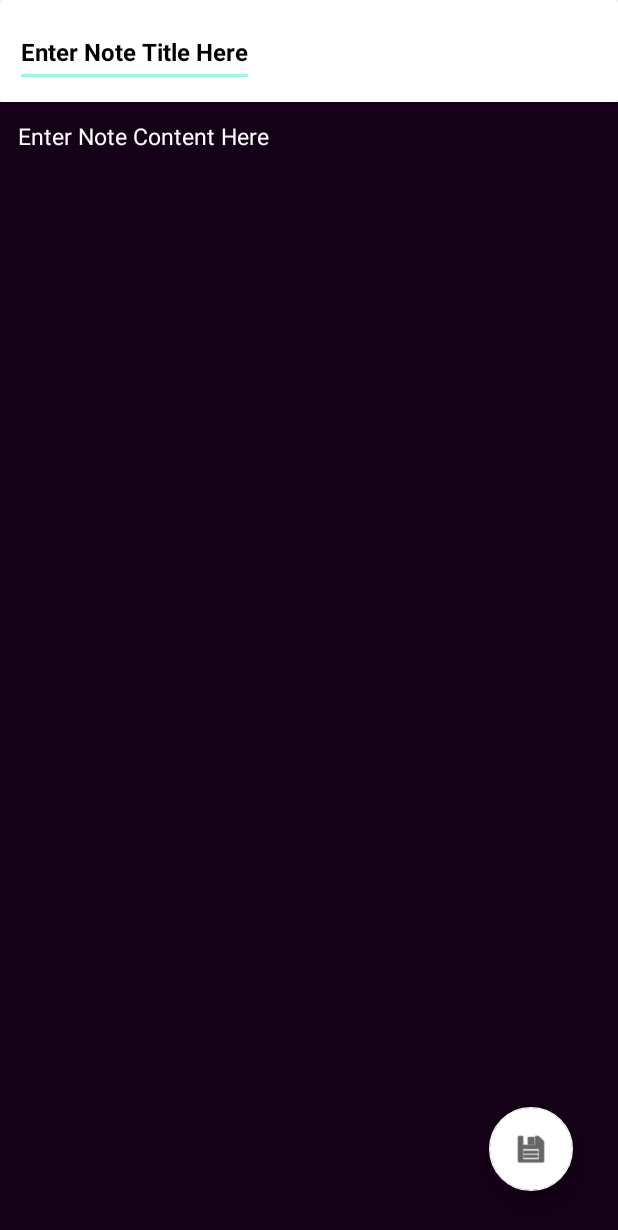
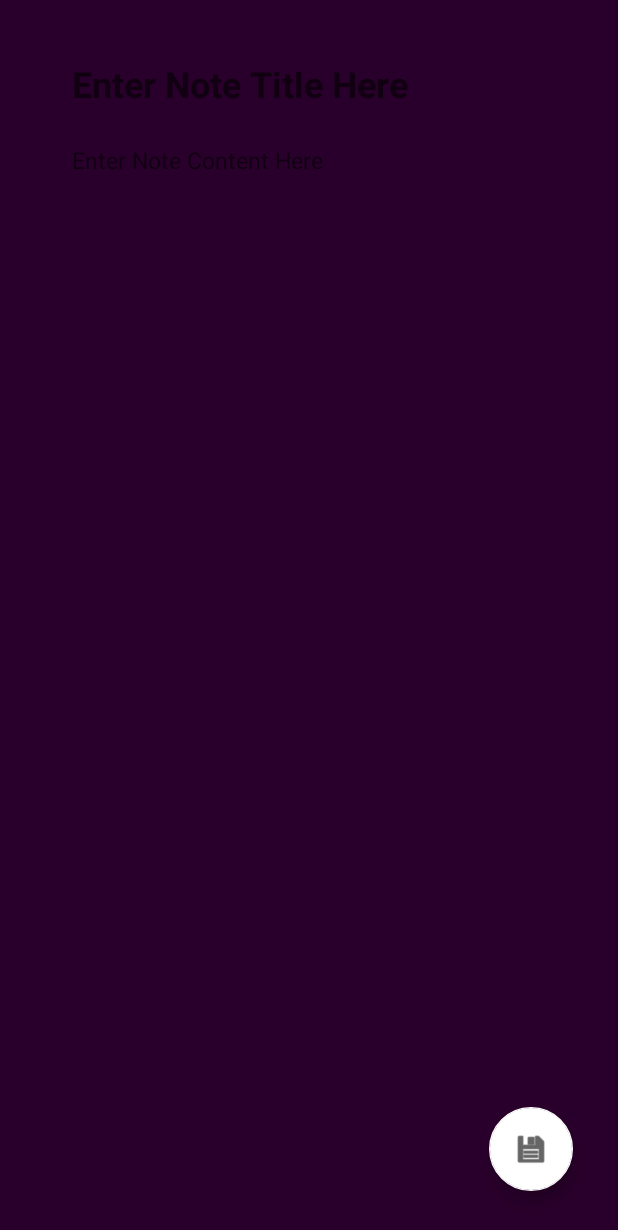
Before and after one commit to kchristian03/VPFinalProject, an Android app: the NoteFragment screen opened through its navigation route, after a tap on an icon or button, on a phone screen of 412 x 824 dp. Shown: the top 1230 px of the screen. Run offline under Robolectric (Android 15) with nearby library versions, the phone set to English and light mode, and no system bars; our stand-ins replace navigation-ui.

Commit message:
update note

```diff
--- a/app/src/main/java/com/uc/vpfinalproject/helper/GlobalVar.kt
+++ b/app/src/main/java/com/uc/vpfinalproject/helper/GlobalVar.kt
@@ -1,6 +1,12 @@
 package com.uc.vpfinalproject.helper
 
+import androidx.lifecycle.ViewModelProvider.NewInstanceFactory.Companion.instance
 import com.uc.vpfinalproject.model.Note
+import com.uc.vpfinalproject.model.auth.DataUserResponse
+import com.uc.vpfinalproject.model.note.Data
+import com.uc.vpfinalproject.model.note.DataNote
+import com.uc.vpfinalproject.model.note.GetNoteResponse
+import com.uc.vpfinalproject.view.MainActivity
 import java.util.*
 import kotlin.collections.ArrayList
 
@@ -12,6 +18,9 @@ class GlobalVar {
         var listLogs = ArrayList<Note>()
         var currrentUserStreak = 0
         var lastIncrementDate: String? = null
+
+        var userData: DataUserResponse? = null
+        var listNote = ArrayList<Data>()
     }
 
 }
--- a/app/src/main/java/com/uc/vpfinalproject/view/MainActivity.kt
+++ b/app/src/main/java/com/uc/vpfinalproject/view/MainActivity.kt
@@ -6,6 +6,7 @@ import android.widget.Toast
 import androidx.activity.viewModels
 import androidx.appcompat.app.AppCompatActivity
 import com.uc.vpfinalproject.R
+import com.uc.vpfinalproject.helper.SessionManager
 import com.uc.vpfinalproject.model.BaseResponse
 import com.uc.vpfinalproject.model.auth.DataPingResponse
 import com.uc.vpfinalproject.view.auth.LoginActivity
@@ -40,6 +41,8 @@ class MainActivity : AppCompatActivity() {
         }
 
 
+
+
     }
 
     private fun processError(msg: String?) {
--- a/app/src/main/java/com/uc/vpfinalproject/view/note/NoteFragment.kt
+++ b/app/src/main/java/com/uc/vpfinalproject/view/note/NoteFragment.kt
@@ -1,16 +1,22 @@
 package com.uc.vpfinalproject.view.note
 
+import android.annotation.SuppressLint
 import android.content.Intent
 import android.os.Bundle
 import android.view.LayoutInflater
 import android.view.View
 import android.view.ViewGroup
+import android.widget.Toast
 import androidx.fragment.app.Fragment
+import androidx.fragment.app.viewModels
 import androidx.recyclerview.widget.StaggeredGridLayoutManager
 import com.uc.vpfinalproject.adapter.LogbookRVAdapter
-import com.uc.vpfinalproject.model.Note
 import com.uc.vpfinalproject.databinding.FragmentNoteBinding
 import com.uc.vpfinalproject.helper.GlobalVar
+import com.uc.vpfinalproject.helper.SessionManager
+import com.uc.vpfinalproject.model.BaseResponse
+import com.uc.vpfinalproject.model.note.GetNoteResponse
+import com.uc.vpfinalproject.viewmodel.note.NoteViewModel
 
 class NoteFragment : Fragment(), Cardlistener {
 
@@ -30,28 +36,80 @@ class NoteFragment : Fragment(), Cardlistener {
 
         _binding = FragmentNoteBinding.inflate(inflater, container, false)
         val root: View = binding.root
+        val viewModel by viewModels<NoteViewModel>()
+        val token = activity?.let { SessionManager.fetchAuthToken(it) }
 
-        binding.addNotesBTN.setOnClickListener(){
+        binding.addNotesBTN.setOnClickListener() {
             val myIntent = Intent(activity, CreateNoteActivity::class.java)
             requireActivity().startActivity(myIntent)
         }
 
-        init()
-        Display()
+        binding.toolbarNote.title = "Meditation Journal"
+        binding.toolbarNote.setNavigationOnClickListener {
+            requireActivity().onBackPressed()
+        }
+
+
+        init(viewModel, token)
+//        Display()
 
         return root
     }
 
-    private fun init() {
+    private fun init(viewModel: NoteViewModel, token: String?) {
         //get data from API disini
+        if (token != null) {
+            viewModel.getNote(token)
+        }
+        viewModel.getNoteResult.observe(viewLifecycleOwner) {
+            when (it) {
+                is BaseResponse.Loading -> {
+                }
+                is BaseResponse.Success -> {
+                    processGetNote(it.data)
+                }
+                is BaseResponse.Error -> {
+                    processError(it.msg)
+                }
+                else -> {}
+            }
+        }
     }
 
-    private fun Display() {
-        val adapter = LogbookRVAdapter(GlobalVar.listLogs, this)
+    private fun display() {
+//        val adapter = GlobalVar.listNote?.let { LogbookRVAdapter(it, this) }
+        val adapter =LogbookRVAdapter(GlobalVar.listNote, this)
 
         val layoutManager = StaggeredGridLayoutManager(2, StaggeredGridLayoutManager.VERTICAL)
         binding.notesRV.layoutManager = layoutManager
         binding.notesRV.adapter = adapter
+    }
+
+    private fun showToast(msg: String) {
+        Toast.makeText(activity, msg, Toast.LENGTH_SHORT).show()
+    }
+
+    private fun processGetNote(data: GetNoteResponse?) {
+        GlobalVar.listNote.clear()
+        if (data != null) {
+            showToast(data.message)
+            GlobalVar.listNote.addAll(data.data)
+        }
+        display()
+    }
+
+    private fun processError(msg: String?) {
+        showToast("$msg")
+    }
+
+    private fun stopLoading() {
+//        binding.progressBarLogin.visibility = View.GONE
+//        binding.buttonLoginLogin.visibility = View.VISIBLE
+    }
+
+    private fun showLoading() {
+//        binding.buttonLoginLogin.visibility = View.GONE
+//        binding.progressBarLogin.visibility = View.VISIBLE
     }
 
     override fun onDestroyView() {
@@ -59,10 +117,10 @@ class NoteFragment : Fragment(), Cardlistener {
         _binding = null
     }
 
+    @SuppressLint("NotifyDataSetChanged")
     override fun onResume() {
         super.onResume()
-        val adapter = LogbookRVAdapter(GlobalVar.listLogs, this)
-        adapter.notifyDataSetChanged()
+        GlobalVar.listNote?.let { LogbookRVAdapter(it, this) }?.notifyDataSetChanged()
     }
 
     override fun onCardClick(position: Int) {
--- a/app/src/main/res/layout/activity_create_note.xml
+++ b/app/src/main/res/layout/activity_create_note.xml
@@ -4,53 +4,50 @@
     xmlns:tools="http://schemas.android.com/tools"
     android:layout_width="match_parent"
     android:layout_height="match_parent"
+    android:background="@color/zenzen_light"
     tools:context=".view.note.CreateNoteActivity">
 
 
-    <androidx.cardview.widget.CardView
-        android:id="@+id/createNoteCV"
-        android:layout_width="match_parent"
-        android:layout_height="wrap_content"
-        android:background="#FFFFFF"
-        android:backgroundTint="#FFFFFF"
-        app:cardBackgroundColor="#FFFFFF"
+    <EditText
+        android:id="@+id/createnoteTitle"
+        android:layout_width="0dp"
+        android:layout_height="48dp"
+        android:layout_marginStart="36dp"
+        android:layout_marginTop="36dp"
+        android:layout_marginEnd="36dp"
+        android:background="@null"
+        android:gravity="center_vertical"
+        android:hint="Enter Note Title Here"
+        android:lineHeight="48dp"
+        android:lines="1"
+        android:maxHeight="48dp"
+        android:maxLength="64"
+        android:maxLines="1"
+        android:minHeight="48dp"
+        android:minLines="1"
+        android:padding="12dp"
+        android:textSize="24sp"
+        android:textStyle="bold"
         app:layout_constraintEnd_toEndOf="parent"
         app:layout_constraintStart_toStartOf="parent"
-        app:layout_constraintTop_toTopOf="parent">
-
-        <EditText
-            android:id="@+id/createnoteTitle"
-            android:layout_width="wrap_content"
-            android:layout_height="wrap_content"
-            android:layout_margin="10dp"
-            android:hint="Enter Note Title Here"
-            android:minHeight="48dp"
-            android:paddingTop="12dp"
-            android:textColor="#000000"
-            android:textColorHint="#000000"
-            android:textSize="16sp"
-            android:textStyle="bold" />
-
-    </androidx.cardview.widget.CardView>
+        app:layout_constraintTop_toTopOf="parent" />
 
     <EditText
         android:id="@+id/createnoteContent"
-        android:layout_width="match_parent"
+        android:layout_width="0dp"
         android:layout_height="0dp"
-        android:layout_below="@id/createNoteCV"
-        android:background="#140017"
-        android:backgroundTint="#140017"
+        android:layout_marginBottom="36dp"
+        android:background="@null"
         android:gravity="top|left"
         android:hint="Enter Note Content Here"
+        android:inputType="textMultiLine|textImeMultiLine"
         android:padding="12dp"
-        android:textColor="#FFFFFF"
-        android:textColorHint="#FFFFFF"
+        android:singleLine="true"
         android:textSize="15sp"
         app:layout_constraintBottom_toBottomOf="parent"
-        app:layout_constraintEnd_toEndOf="parent"
-        app:layout_constraintHorizontal_bias="0.0"
-        app:layout_constraintStart_toStartOf="parent"
-        app:layout_constraintTop_toBottomOf="@+id/createNoteCV" />
+        app:layout_constraintEnd_toEndOf="@+id/createnoteTitle"
+        app:layout_constraintStart_toStartOf="@+id/createnoteTitle"
+        app:layout_constraintTop_toBottomOf="@+id/createnoteTitle" />
 
     <com.google.android.material.floatingactionbutton.FloatingActionButton
         android:id="@+id/deletenoteFAB"
--- a/app/src/main/res/values/colors.xml
+++ b/app/src/main/res/values/colors.xml
@@ -8,6 +8,9 @@
 
     <color name="black">#000000</color>
     <color name="white">#ffffff</color>
+    <color name="zenzen">#140017</color>
+    <color name="zenzen_light">#29002B</color>
+
 
     <!-- slate -->
     <color name="slate_50">#f8fafc</color>
```
Also changed, not shown: app/src/main/java/com/uc/vpfinalproject/adapter/LogbookRVAdapter.kt (+13 -8 lines), app/src/main/java/com/uc/vpfinalproject/model/note/Data.kt (added, +10 -0 lines), app/src/main/java/com/uc/vpfinalproject/model/note/DataNote.kt (added, +10 -0 lines), app/src/main/java/com/uc/vpfinalproject/model/note/DataNoteResponse.kt (added, +7 -0 lines), app/src/main/java/com/uc/vpfinalproject/model/note/GetNoteResponse.kt (+2 -11 lines), app/src/main/java/com/uc/vpfinalproject/view/home/HomeFragment.kt (+14 -9 lines), app/src/main/java/com/uc/vpfinalproject/view/note/CreateNoteActivity.kt (+86 -27 lines), app/src/main/res/layout/fragment_note.xml (+17 -39 lines).
